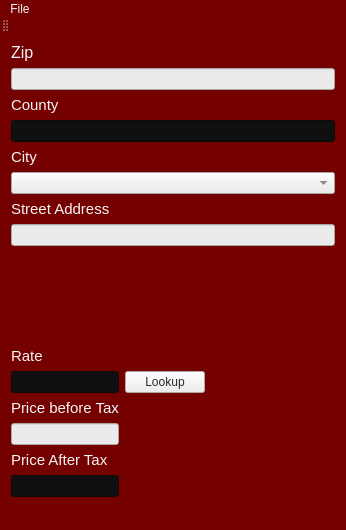
First picture: the form in mainwindow.ui, repository paulson121591/PTax, before the edit.
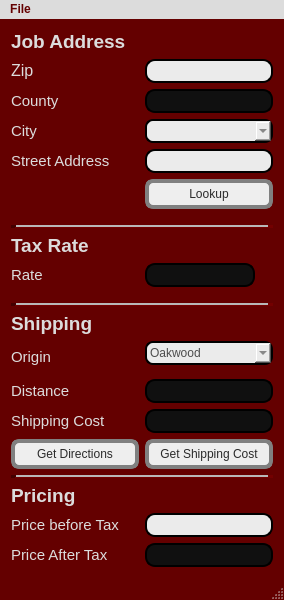
Second picture: the form after the edit. Icons and pictures are not drawn.

Diff of the .ui file:
```diff
--- a/mainwindow.ui
+++ b/mainwindow.ui
@@ -6,8 +6,8 @@
    <rect>
     <x>0</x>
     <y>0</y>
-    <width>346</width>
-    <height>530</height>
+    <width>280</width>
+    <height>600</height>
    </rect>
   </property>
   <property name="windowTitle">
@@ -24,40 +24,84 @@
    <bool>false</bool>
   </property>
   <property name="styleSheet">
-   <string notr="true">background-color: rgb(117, 0, 0);
+   <string notr="true">
+QMainWindow
+{
+background-color: rgb(100, 0, 0);
 color: rgb(245, 245, 245);
-border-color: rgb(0, 0, 0);
-
-
+border-color: rgb(0, 0, 0);}
 </string>
   </property>
   <property name="tabShape">
    <enum>QTabWidget::Rounded</enum>
   </property>
   <widget class="QWidget" name="centralWidget">
-   <layout class="QFormLayout" name="formLayout">
-    <item row="1" column="0">
-     <widget class="QLabel" name="label">
-      <property name="sizePolicy">
-       <sizepolicy hsizetype="Fixed" vsizetype="Fixed">
-        <horstretch>0</horstretch>
-        <verstretch>0</verstretch>
-       </sizepolicy>
+   <property name="autoFillBackground">
+    <bool>false</bool>
+   </property>
+   <property name="styleSheet">
+    <string notr="true">.QLabel{
+	color: rgb(220, 220, 220);
+}
+.QLineEdit:hover{
+border: 2px solid gray;
+}
+.QLineEdit{
+border-radius: 10px;
+height: 20px;
+border: 2px solid black;
+
+}
+QWidget{
+background-color: rgb(100, 0, 0);
+color: rgb(238, 238, 238);
+border-color: rgb(0, 0, 0);}
+
+.QPushButton
+{
+background-color: rgb(238, 238, 238);
+color: rgb(42, 42, 42);
+border: 4px solid gray;
+width: 120px;
+height: 22px;
+border-radius: 8px;
+}
+
+.QPushButton:hover{
+background-color: rgb(0, 0, 0);
+color: rgb(238, 238, 238);
+}
+
+.QPushButton:pressed{
+background-color: rgb(0, 0, 0);
+color: rgb(238, 238, 238);
+border: 4px solid white;
+}
+.QComboBox{
+border-radius: 8px;
+height: 20px;
+border: 2px solid black;
+}
+.QComboBox:hover{
+border: 2px solid gray;
+
+}
+
+</string>
+   </property>
+   <layout class="QGridLayout" name="gridLayout_2">
+    <item row="26" column="1">
+     <widget class="QLineEdit" name="lineEditAfTax">
+      <property name="styleSheet">
+       <string notr="true">background-color: rgb(16, 16, 16);
+color: rgb(255, 255, 255);</string>
       </property>
-      <property name="font">
-       <font>
-        <pointsize>12</pointsize>
-       </font>
-      </property>
-      <property name="layoutDirection">
-       <enum>Qt::LeftToRight</enum>
-      </property>
-      <property name="text">
-       <string>Zip</string>
+      <property name="readOnly">
+       <bool>true</bool>
       </property>
      </widget>
     </item>
-    <item row="2" column="0" colspan="2">
+    <item row="1" column="1">
      <widget class="QLineEdit" name="lineEditZip">
       <property name="sizePolicy">
        <sizepolicy hsizetype="Preferred" vsizetype="Fixed">
@@ -72,27 +116,118 @@
       </property>
      </widget>
     </item>
-    <item row="3" column="0" colspan="2">
-     <widget class="QLabel" name="label_5">
+    <item row="3" column="1">
+     <widget class="QComboBox" name="lineEditCity">
+      <property name="styleSheet">
+       <string notr="true">background-color: rgb(235, 235, 235);
+color: rgb(76, 76, 76);</string>
+      </property>
+     </widget>
+    </item>
+    <item row="6" column="1">
+     <widget class="QPushButton" name="pushButtonLook">
+      <property name="sizePolicy">
+       <sizepolicy hsizetype="Fixed" vsizetype="Fixed">
+        <horstretch>0</horstretch>
+        <verstretch>0</verstretch>
+       </sizepolicy>
+      </property>
+      <property name="styleSheet">
+       <string notr="true"/>
+      </property>
+      <property name="text">
+       <string>Lookup</string>
+      </property>
+     </widget>
+    </item>
+    <item row="21" column="0">
+     <widget class="QPushButton" name="pushButton_get_directions">
+      <property name="styleSheet">
+       <string notr="true">
+
+</string>
+      </property>
+      <property name="text">
+       <string>Get Directions</string>
+      </property>
+      <property name="autoDefault">
+       <bool>false</bool>
+      </property>
+     </widget>
+    </item>
+    <item row="8" column="0" colspan="2">
+     <widget class="Line" name="line_2">
+      <property name="lineWidth">
+       <number>5</number>
+      </property>
+      <property name="midLineWidth">
+       <number>2</number>
+      </property>
+      <property name="orientation">
+       <enum>Qt::Horizontal</enum>
+      </property>
+     </widget>
+    </item>
+    <item row="16" column="1">
+     <widget class="QComboBox" name="comboBox_origin">
+      <property name="styleSheet">
+       <string notr="true">background-color: rgb(235, 235, 235);
+color: rgb(76, 76, 76);</string>
+      </property>
+      <item>
+       <property name="text">
+        <string>Oakwood</string>
+       </property>
+      </item>
+      <item>
+       <property name="text">
+        <string>Townville</string>
+       </property>
+      </item>
+     </widget>
+    </item>
+    <item row="26" column="0">
+     <widget class="QLabel" name="label_7">
+      <property name="minimumSize">
+       <size>
+        <width>98</width>
+        <height>18</height>
+       </size>
+      </property>
+      <property name="maximumSize">
+       <size>
+        <width>98</width>
+        <height>18</height>
+       </size>
+      </property>
       <property name="font">
        <font>
         <pointsize>11</pointsize>
        </font>
       </property>
       <property name="text">
-       <string>County</string>
+       <string>Price After Tax</string>
       </property>
      </widget>
     </item>
-    <item row="5" column="0" colspan="2">
-     <widget class="QLineEdit" name="lineEditCounty">
+    <item row="10" column="1">
+     <widget class="QLineEdit" name="lineEditRate">
+      <property name="sizePolicy">
+       <sizepolicy hsizetype="Fixed" vsizetype="Fixed">
+        <horstretch>0</horstretch>
+        <verstretch>0</verstretch>
+       </sizepolicy>
+      </property>
       <property name="styleSheet">
        <string notr="true">background-color: rgb(16, 16, 16);
 color: rgb(255, 255, 255);</string>
       </property>
+      <property name="readOnly">
+       <bool>true</bool>
+      </property>
      </widget>
     </item>
-    <item row="10" column="0">
+    <item row="3" column="0">
      <widget class="QLabel" name="label_2">
       <property name="sizePolicy">
        <sizepolicy hsizetype="Fixed" vsizetype="Fixed">
@@ -110,39 +245,95 @@
       </property>
      </widget>
     </item>
-    <item row="11" column="0" colspan="2">
-     <widget class="QComboBox" name="lineEditCity">
-      <property name="styleSheet">
-       <string notr="true">background-color: rgb(235, 235, 235);
-color: rgb(76, 76, 76);</string>
-      </property>
-     </widget>
-    </item>
-    <item row="14" column="0" colspan="2">
-     <widget class="QLineEdit" name="lineEditAddress">
-      <property name="styleSheet">
-       <string notr="true">background-color: rgb(235, 235, 235);
-color: rgb(76, 76, 76);</string>
-      </property>
-     </widget>
-    </item>
-    <item row="17" column="0">
+    <item row="7" column="1">
      <spacer name="verticalSpacer">
       <property name="orientation">
        <enum>Qt::Vertical</enum>
       </property>
       <property name="sizeType">
-       <enum>QSizePolicy::MinimumExpanding</enum>
+       <enum>QSizePolicy::Fixed</enum>
       </property>
       <property name="sizeHint" stdset="0">
        <size>
-        <width>20</width>
+        <width>10</width>
         <height>10</height>
        </size>
       </property>
      </spacer>
     </item>
-    <item row="18" column="0">
+    <item row="11" column="1">
+     <spacer name="verticalSpacer_2">
+      <property name="orientation">
+       <enum>Qt::Vertical</enum>
+      </property>
+      <property name="sizeType">
+       <enum>QSizePolicy::Fixed</enum>
+      </property>
+      <property name="sizeHint" stdset="0">
+       <size>
+        <width>10</width>
+        <height>10</height>
+       </size>
+      </property>
+     </spacer>
+    </item>
+    <item row="19" column="0">
+     <widget class="QLabel" name="label_9">
+      <property name="font">
+       <font>
+        <pointsize>11</pointsize>
+       </font>
+      </property>
+      <property name="text">
+       <string>Distance</string>
+      </property>
+     </widget>
+    </item>
+    <item row="4" column="0">
+     <widget class="QLabel" name="label_3">
+      <property name="sizePolicy">
+       <sizepolicy hsizetype="Fixed" vsizetype="Fixed">
+        <horstretch>0</horstretch>
+        <verstretch>0</verstretch>
+       </sizepolicy>
+      </property>
+      <property name="font">
+       <font>
+        <pointsize>11</pointsize>
+       </font>
+      </property>
+      <property name="text">
+       <string>Street Address</string>
+      </property>
+     </widget>
+    </item>
+    <item row="16" column="0" rowspan="2">
+     <widget class="QLabel" name="label_8">
+      <property name="font">
+       <font>
+        <pointsize>11</pointsize>
+       </font>
+      </property>
+      <property name="text">
+       <string>Origin</string>
+      </property>
+     </widget>
+    </item>
+    <item row="0" column="0" alignment="Qt::AlignLeft">
+     <widget class="QLabel" name="label_12">
+      <property name="font">
+       <font>
+        <pointsize>14</pointsize>
+        <weight>75</weight>
+        <bold>true</bold>
+       </font>
+      </property>
+      <property name="text">
+       <string>Job Address</string>
+      </property>
+     </widget>
+    </item>
+    <item row="10" column="0">
      <widget class="QLabel" name="label_4">
       <property name="sizePolicy">
        <sizepolicy hsizetype="Fixed" vsizetype="Fixed">
@@ -160,14 +351,26 @@
       </property>
      </widget>
     </item>
-    <item row="20" column="0">
-     <widget class="QLineEdit" name="lineEditRate">
-      <property name="sizePolicy">
-       <sizepolicy hsizetype="Fixed" vsizetype="Fixed">
-        <horstretch>0</horstretch>
-        <verstretch>0</verstretch>
-       </sizepolicy>
+    <item row="25" column="1">
+     <widget class="QLineEdit" name="lineEditBeTax">
+      <property name="styleSheet">
+       <string notr="true">background-color: rgb(235, 235, 235);
+color: rgb(76, 76, 76);</string>
       </property>
+     </widget>
+    </item>
+    <item row="21" column="1">
+     <widget class="QPushButton" name="pushButton_dist">
+      <property name="styleSheet">
+       <string notr="true"/>
+      </property>
+      <property name="text">
+       <string>Get Shipping Cost</string>
+      </property>
+     </widget>
+    </item>
+    <item row="19" column="1">
+     <widget class="QLineEdit" name="lineEdit_Dist">
       <property name="styleSheet">
        <string notr="true">background-color: rgb(16, 16, 16);
 color: rgb(255, 255, 255);</string>
@@ -177,27 +380,62 @@
       </property>
      </widget>
     </item>
+    <item row="14" column="0" colspan="2">
+     <widget class="Line" name="line">
+      <property name="enabled">
+       <bool>true</bool>
+      </property>
+      <property name="lineWidth">
+       <number>5</number>
+      </property>
+      <property name="midLineWidth">
+       <number>2</number>
+      </property>
+      <property name="orientation">
+       <enum>Qt::Horizontal</enum>
+      </property>
+     </widget>
+    </item>
     <item row="20" column="1">
-     <widget class="QPushButton" name="pushButtonLook">
-      <property name="sizePolicy">
-       <sizepolicy hsizetype="Fixed" vsizetype="Fixed">
-        <horstretch>0</horstretch>
-        <verstretch>0</verstretch>
-       </sizepolicy>
+     <widget class="QLineEdit" name="lineEdit_shipping_cost">
+      <property name="styleSheet">
+       <string notr="true">background-color: rgb(16, 16, 16);
+color: rgb(255, 255, 255);</string>
       </property>
+      <property name="readOnly">
+       <bool>true</bool>
+      </property>
+     </widget>
+    </item>
+    <item row="4" column="1">
+     <widget class="QLineEdit" name="lineEditAddress">
       <property name="styleSheet">
-       <string notr="true">background-color: rgb(238, 238, 238);
-color: rgb(42, 42, 42);
-selection-background-color: rgb(0, 0, 0);
-selection-color: rgb(255, 255, 255);</string>
+       <string notr="true">background-color: rgb(235, 235, 235);
+color: rgb(76, 76, 76);</string>
       </property>
-      <property name="text">
-       <string>Lookup</string>
+     </widget>
+    </item>
+    <item row="22" column="0" colspan="2">
+     <widget class="Line" name="line_3">
+      <property name="lineWidth">
+       <number>5</number>
       </property>
+      <property name="midLineWidth">
+       <number>2</number>
+      </property>
+      <property name="orientation">
+       <enum>Qt::Horizontal</enum>
+      </property>
      </widget>
     </item>
-    <item row="21" column="0">
+    <item row="25" column="0">
      <widget class="QLabel" name="label_6">
+      <property name="maximumSize">
+       <size>
+        <width>108</width>
+        <height>29</height>
+       </size>
+      </property>
       <property name="font">
        <font>
         <pointsize>11</pointsize>
@@ -208,52 +446,104 @@
       </property>
      </widget>
     </item>
-    <item row="22" column="0">
-     <widget class="QLineEdit" name="lineEditBeTax">
+    <item row="2" column="1">
+     <widget class="QLineEdit" name="lineEditCounty">
       <property name="styleSheet">
-       <string notr="true">background-color: rgb(235, 235, 235);
-color: rgb(76, 76, 76);</string>
+       <string notr="true">background-color: rgb(16, 16, 16);
+color: rgb(255, 255, 255);</string>
+      </property>
+     </widget>
+    </item>
+    <item row="2" column="0">
+     <widget class="QLabel" name="label_5">
+      <property name="maximumSize">
+       <size>
+        <width>16777215</width>
+        <height>108</height>
+       </size>
+      </property>
+      <property name="font">
+       <font>
+        <pointsize>11</pointsize>
+       </font>
+      </property>
+      <property name="text">
+       <string>County</string>
+      </property>
+     </widget>
+    </item>
+    <item row="1" column="0">
+     <widget class="QLabel" name="label">
+      <property name="sizePolicy">
+       <sizepolicy hsizetype="Fixed" vsizetype="Fixed">
+        <horstretch>0</horstretch>
+        <verstretch>0</verstretch>
+       </sizepolicy>
+      </property>
+      <property name="font">
+       <font>
+        <pointsize>12</pointsize>
+       </font>
+      </property>
+      <property name="layoutDirection">
+       <enum>Qt::LeftToRight</enum>
+      </property>
+      <property name="text">
+       <string>Zip</string>
+      </property>
+     </widget>
+    </item>
+    <item row="15" column="0">
+     <widget class="QLabel" name="label_11">
+      <property name="font">
+       <font>
+        <pointsize>14</pointsize>
+        <weight>75</weight>
+        <bold>true</bold>
+       </font>
+      </property>
+      <property name="text">
+       <string>Shipping</string>
+      </property>
+     </widget>
+    </item>
+    <item row="20" column="0">
+     <widget class="QLabel" name="label_10">
+      <property name="font">
+       <font>
+        <pointsize>11</pointsize>
+       </font>
+      </property>
+      <property name="text">
+       <string>Shipping Cost</string>
+      </property>
+     </widget>
+    </item>
+    <item row="9" column="0">
+     <widget class="QLabel" name="label_13">
+      <property name="font">
+       <font>
+        <pointsize>14</pointsize>
+        <weight>75</weight>
+        <bold>true</bold>
+       </font>
+      </property>
+      <property name="text">
+       <string>Tax Rate</string>
       </property>
      </widget>
     </item>
     <item row="23" column="0">
-     <widget class="QLabel" name="label_7">
+     <widget class="QLabel" name="label_14">
       <property name="font">
        <font>
-        <pointsize>11</pointsize>
+        <pointsize>14</pointsize>
+        <weight>75</weight>
+        <bold>true</bold>
        </font>
       </property>
       <property name="text">
-       <string>Price After Tax</string>
-      </property>
-     </widget>
-    </item>
-    <item row="24" column="0">
-     <widget class="QLineEdit" name="lineEditAfTax">
-      <property name="styleSheet">
-       <string notr="true">background-color: rgb(16, 16, 16);
-color: rgb(255, 255, 255);</string>
-      </property>
-      <property name="readOnly">
-       <bool>true</bool>
-      </property>
-     </widget>
-    </item>
-    <item row="13" column="0" colspan="2">
-     <widget class="QLabel" name="label_3">
-      <property name="sizePolicy">
-       <sizepolicy hsizetype="Fixed" vsizetype="Fixed">
-        <horstretch>0</horstretch>
-        <verstretch>0</verstretch>
-       </sizepolicy>
-      </property>
-      <property name="font">
-       <font>
-        <pointsize>11</pointsize>
-       </font>
-      </property>
-      <property name="text">
-       <string>Street Address</string>
+       <string>Pricing</string>
       </property>
      </widget>
     </item>
@@ -264,10 +554,24 @@
     <rect>
      <x>0</x>
      <y>0</y>
-     <width>346</width>
+     <width>280</width>
      <height>21</height>
     </rect>
    </property>
+   <property name="font">
+    <font>
+     <weight>75</weight>
+     <bold>true</bold>
+    </font>
+   </property>
+   <property name="styleSheet">
+    <string notr="true">background-color: rgb(100, 0, 0);
+color: rgb(220, 220, 220);
+background-color: rgb(220, 220, 220);
+color: rgb(100, 0, 0);
+
+</string>
+   </property>
    <property name="defaultUp">
     <bool>false</bool>
    </property>
@@ -279,14 +583,6 @@
    </widget>
    <addaction name="menutest"/>
   </widget>
-  <widget class="QToolBar" name="mainToolBar">
-   <attribute name="toolBarArea">
-    <enum>TopToolBarArea</enum>
-   </attribute>
-   <attribute name="toolBarBreak">
-    <bool>false</bool>
-   </attribute>
-  </widget>
   <widget class="QStatusBar" name="statusBar"/>
   <action name="actionLicense">
    <property name="text">
```
Left out of the diff: 2 changed lines with no effect on the pictures.
